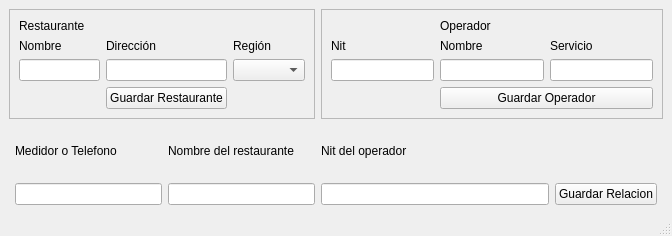
Before: the Qt Designer form plantillas/crear_restaurante.ui in JhoanCarvajal/pdf, drawn with Qt 5.
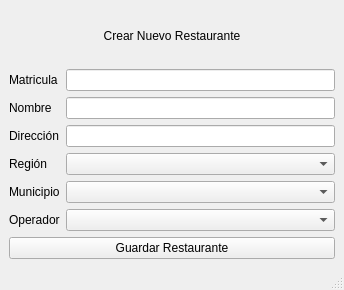
After: the same form once the commit is applied.

Commit message: funcional para crear un restaurante nuevo

Patch:
```diff
--- a/plantillas/crear_restaurante.ui
+++ b/plantillas/crear_restaurante.ui
@@ -6,8 +6,8 @@
    <rect>
     <x>0</x>
     <y>0</y>
-    <width>672</width>
-    <height>236</height>
+    <width>344</width>
+    <height>290</height>
    </rect>
   </property>
   <property name="acceptDrops">
@@ -17,158 +17,87 @@
    <string>Nuevo Restaurante</string>
   </property>
   <widget class="QWidget" name="centralwidget">
+   <layout class="QGridLayout" name="gridLayout_2">
+    <item row="0" column="0">
    <layout class="QGridLayout" name="gridLayout">
-    <item row="4" column="5">
-     <widget class="QLabel" name="lb_nit_operador_2">
+      <item row="0" column="0" colspan="2">
+       <widget class="QLabel" name="lb_restauarante">
       <property name="text">
-       <string>Nit del operador</string>
+         <string>Crear Nuevo Restaurante</string>
+        </property>
+        <property name="alignment">
+         <set>Qt::AlignCenter</set>
       </property>
      </widget>
     </item>
-    <item row="0" column="5" rowspan="2" colspan="3">
-     <widget class="QFrame" name="frame_operador">
-      <property name="frameShape">
-       <enum>QFrame::StyledPanel</enum>
-      </property>
-      <property name="frameShadow">
-       <enum>QFrame::Raised</enum>
-      </property>
-      <layout class="QGridLayout" name="gridLayout_3">
        <item row="1" column="0">
-        <widget class="QLabel" name="lb_nit_operador">
+       <widget class="QLabel" name="lb_matricula">
          <property name="text">
-          <string>Nit</string>
+         <string>Matricula</string>
          </property>
         </widget>
        </item>
-       <item row="1" column="2">
-        <widget class="QLabel" name="lb_servicio">
-         <property name="text">
-          <string>Servicio</string>
-         </property>
-        </widget>
-       </item>
-       <item row="2" column="0">
-        <widget class="QLineEdit" name="le_nit_operador"/>
-       </item>
-       <item row="2" column="2">
-        <widget class="QLineEdit" name="le_servicio_operador"/>
-       </item>
        <item row="1" column="1">
-        <widget class="QLabel" name="lb_nombre_operador_2">
+       <widget class="QLineEdit" name="le_matricula"/>
+      </item>
+      <item row="2" column="0">
+       <widget class="QLabel" name="lb_nombre_restaurante">
          <property name="text">
           <string>Nombre</string>
          </property>
         </widget>
        </item>
        <item row="2" column="1">
-        <widget class="QLineEdit" name="le_nombre_operador"/>
-       </item>
-       <item row="3" column="1" colspan="2">
-        <widget class="QPushButton" name="btn_guardar_operador">
-         <property name="text">
-          <string>Guardar Operador</string>
-         </property>
-        </widget>
-       </item>
-       <item row="0" column="1" colspan="2">
-        <widget class="QLabel" name="lb_operador">
-         <property name="text">
-          <string>Operador</string>
-         </property>
-        </widget>
-       </item>
-      </layout>
-     </widget>
-    </item>
-    <item row="0" column="2" rowspan="2" colspan="3">
-     <widget class="QFrame" name="frame_restaurante">
-      <property name="autoFillBackground">
-       <bool>false</bool>
-      </property>
-      <property name="frameShape">
-       <enum>QFrame::StyledPanel</enum>
-      </property>
-      <property name="frameShadow">
-       <enum>QFrame::Raised</enum>
-      </property>
-      <layout class="QGridLayout" name="gridLayout_2">
-       <item row="2" column="1">
+       <widget class="QLineEdit" name="le_nombre"/>
+      </item>
+      <item row="3" column="0">
         <widget class="QLabel" name="lb_direccion_restaurante">
          <property name="text">
           <string>Dirección</string>
          </property>
         </widget>
        </item>
-       <item row="3" column="2">
-        <widget class="QComboBox" name="cb_region"/>
-       </item>
-       <item row="2" column="2">
+      <item row="3" column="1">
+       <widget class="QLineEdit" name="le_direccion"/>
+      </item>
+      <item row="4" column="0">
         <widget class="QLabel" name="lb_region">
          <property name="text">
           <string>Región</string>
          </property>
         </widget>
        </item>
-       <item row="2" column="0">
-        <widget class="QLabel" name="lb_nombre_restaurante">
-         <property name="text">
-          <string>Nombre</string>
-         </property>
-        </widget>
-       </item>
-       <item row="3" column="1">
-        <widget class="QLineEdit" name="le_direccion_restaurante"/>
-       </item>
-       <item row="3" column="0">
-        <widget class="QLineEdit" name="le_nombre_restaurante"/>
-       </item>
-       <item row="1" column="0" colspan="3">
-        <widget class="QLabel" name="lb_restauarante">
-         <property name="text">
-          <string>Restaurante</string>
-         </property>
-        </widget>
-       </item>
        <item row="4" column="1">
-        <widget class="QPushButton" name="btn_guardar_restaurante">
+       <widget class="QComboBox" name="cb_regiones"/>
+      </item>
+      <item row="5" column="0">
+       <widget class="QLabel" name="lb_municipio">
+        <property name="text">
+         <string>Municipio</string>
+        </property>
+       </widget>
+      </item>
+      <item row="5" column="1">
+       <widget class="QComboBox" name="cb_municipios"/>
+      </item>
+      <item row="6" column="0">
+       <widget class="QLabel" name="lb_operador">
+        <property name="text">
+         <string>Operador</string>
+        </property>
+       </widget>
+      </item>
+      <item row="6" column="1">
+       <widget class="QComboBox" name="cb_operadores"/>
+      </item>
+      <item row="7" column="0" colspan="2">
+       <widget class="QPushButton" name="btn_guardar">
          <property name="text">
           <string>Guardar Restaurante</string>
          </property>
         </widget>
        </item>
       </layout>
-     </widget>
-    </item>
-    <item row="5" column="3">
-     <widget class="QLineEdit" name="le_medidor_telefono"/>
-    </item>
-    <item row="5" column="4">
-     <widget class="QLineEdit" name="le_nombre_restaurante_2"/>
-    </item>
-    <item row="4" column="4">
-     <widget class="QLabel" name="lb_nombre_restaurante_2">
-      <property name="text">
-       <string>Nombre del restaurante</string>
-      </property>
-     </widget>
-    </item>
-    <item row="5" column="6">
-     <widget class="QPushButton" name="btn_guardar_relacion">
-      <property name="text">
-       <string>Guardar Relacion</string>
-      </property>
-     </widget>
-    </item>
-    <item row="4" column="3">
-     <widget class="QLabel" name="lb_matricula">
-      <property name="text">
-       <string>Medidor o Telefono</string>
-      </property>
-     </widget>
-    </item>
-    <item row="5" column="5">
-     <widget class="QLineEdit" name="le_nit_operador_2"/>
     </item>
    </layout>
   </widget>
```
Left out of the diff: 19 changed lines with no effect on the pictures. Lines whose indentation alone changed are shown as unchanged. The commit also changes 10 other files.
